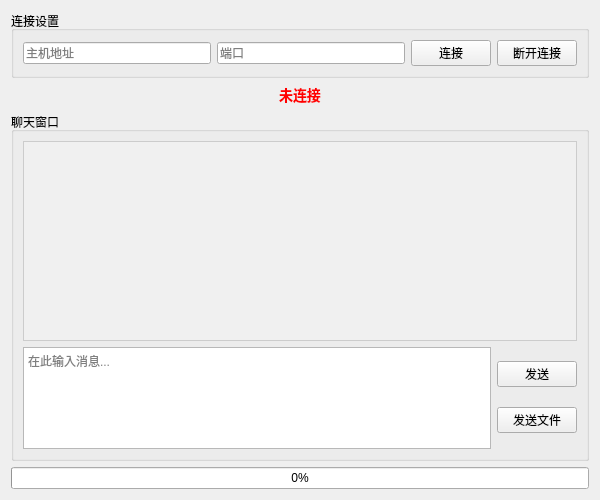
zhanghowe22/ChatRoom, file client_src/chatClient.ui: the form before one commit.
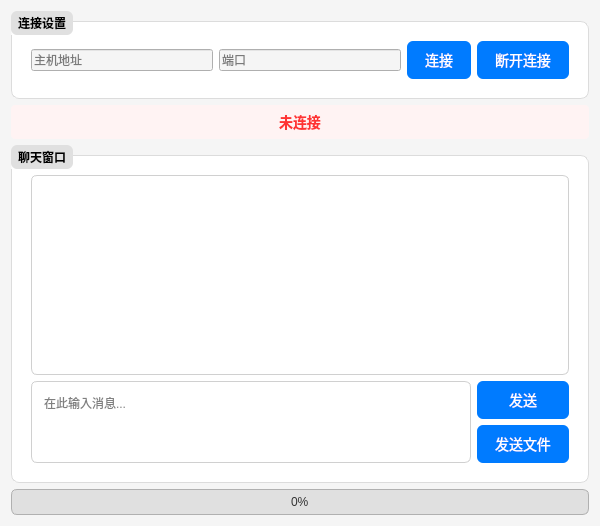
The form after the commit. Icons and pictures are not drawn.

Commit message: Client: 界面优化

What changed in the file:
```diff
--- a/client_src/chatClient.ui
+++ b/client_src/chatClient.ui
@@ -13,6 +13,77 @@
   <property name="windowTitle">
    <string>聊天室v1.0</string>
   </property>
+  <!-- 设置整体背景色 -->
+  <property name="styleSheet">
+   <string>
+    QWidget {
+      background-color: #f5f5f5; /* 轻微变化的浅灰色背景 */
+      font-family: "Segoe UI"; /* 更现代的字体 */
+      font-size: 12px;
+    }
+    QGroupBox {
+      border: 1px solid #dcdcdc;
+      border-radius: 8px;
+      font-weight: bold;
+      margin-top: 10px;
+      padding: 10px;
+      background-color: #ffffff; /* 背景颜色稍有变化 */
+    }
+    QGroupBox::title {
+      subcontrol-origin: margin;
+      subcontrol-position: top left;
+      padding: 5px;
+      background-color: #e0e0e0; /* 标题背景色 */
+      border-radius: 6px;
+    }
+    QPushButton {
+      background-color: #007bff; /* 统一蓝色按钮 */
+      color: white;
+      border: none;
+      padding: 8px 18px;
+      border-radius: 6px;
+      font-size: 14px;
+    }
+    QPushButton:hover {
+      background-color: #0056b3; /* 悬停效果 */
+    }
+    QPushButton:pressed {
+      background-color: #004085; /* 按下效果 */
+    }
+    QLabel#statusLabel {
+      color: #ff3333;
+      font-weight: bold;
+      font-size: 14px;
+      padding: 6px;
+      background-color: #fff3f3; /* 状态标签背景颜色 */
+      border-radius: 4px;
+    }
+    QTextBrowser {
+      background-color: #ffffff;
+      border: 1px solid #d0d0d0;
+      padding: 10px;
+      border-radius: 6px;
+    }
+    QTextEdit {
+      background-color: #ffffff;
+      border: 1px solid #d0d0d0;
+      padding: 8px;
+      border-radius: 6px;
+    }
+    QProgressBar {
+      text-align: center;
+      color: #333;
+      background-color: #e0e0e0;
+      border: 1px solid #b0b0b0;
+      border-radius: 6px;
+      padding: 1px;
+    }
+    QProgressBar::chunk {
+      background-color: #4caf50;
+      border-radius: 6px;
+    }
+   </string>
+  </property>
   <layout class="QVBoxLayout" name="mainVerticalLayout">
    <item>
     <widget class="QGroupBox" name="connectionGroup">
@@ -84,15 +155,6 @@
      <property name="toolTip">
       <string>显示当前连接状态</string>
      </property>
-     <property name="styleSheet">
-      <string>
-       QLabel {
-        color: red;
-        font-weight: bold;
-        font-size: 14px;
-       }
-      </string>
-     </property>
     </widget>
    </item>
    <item>
@@ -109,15 +171,6 @@
           <height>200</height>
          </size>
         </property>
-        <property name="styleSheet">
-         <string>
-          QTextBrowser {
-           background-color: #f0f0f0;
-           border: 1px solid #ccc;
-           padding: 5px;
-          }
-         </string>
-        </property>
         <property name="toolTip">
          <string>显示聊天记录</string>
         </property>
```
Left out of the diff: 20 changed lines with no effect on the pictures.
